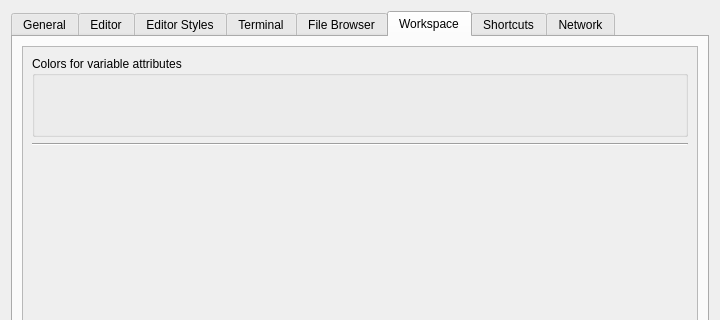
This is libgui/src/settings-dialog.ui in ctaggart/octave as Qt 5 draws it before an edit; both pictures show x 0 to 720 and y 0 to 320 of the 720 by 480 pixel window. The edited form follows.
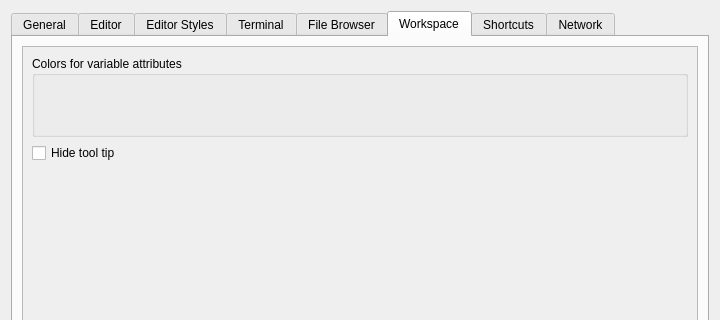
This is the edited form. The open tabs and pages were chosen to show the change.

Commit message:
user setting for hiding the tool tip in the workspace view (part of bug #42306)
* settings-dialog.ui: new checkbox for hiding the tool tip in workspace pane

* settings-dialog.cc (constructor): set new checkbox according to settings;
  (write_changed_settings): write checkbox state into settings file

* workspace-view.cc (notice-settings): set an empty tool tip if the user
  wants to hide the tool tip

branch : gui-release

Diff of the .ui file:
```diff
--- a/libgui/src/settings-dialog.ui
+++ b/libgui/src/settings-dialog.ui
@@ -1659,8 +1659,11 @@
           </property>
           <layout class="QVBoxLayout" name="verticalLayout_19">
            <item>
-            <layout class="QVBoxLayout" name="verticalLayout_13">
-             <item>
+            <layout class="QGridLayout" name="gridLayout_14">
+             <property name="topMargin">
+              <number>0</number>
+             </property>
+             <item row="0" column="0">
               <widget class="QGroupBox" name="workspace_colors_box">
                <property name="enabled">
                 <bool>true</bool>
@@ -1682,16 +1685,10 @@
                </property>
               </widget>
              </item>
-             <item>
-              <widget class="Line" name="line_8">
-               <property name="minimumSize">
-                <size>
-                 <width>0</width>
-                 <height>1</height>
-                </size>
-               </property>
-               <property name="orientation">
-                <enum>Qt::Horizontal</enum>
+             <item row="1" column="0">
+              <widget class="QCheckBox" name="cb_hide_tool_tips">
+               <property name="text">
+                <string>Hide tool tip</string>
                </property>
               </widget>
              </item>
```
Left out of the diff: 4 changed lines with no effect on the pictures. The commit also changes 2 other files.
